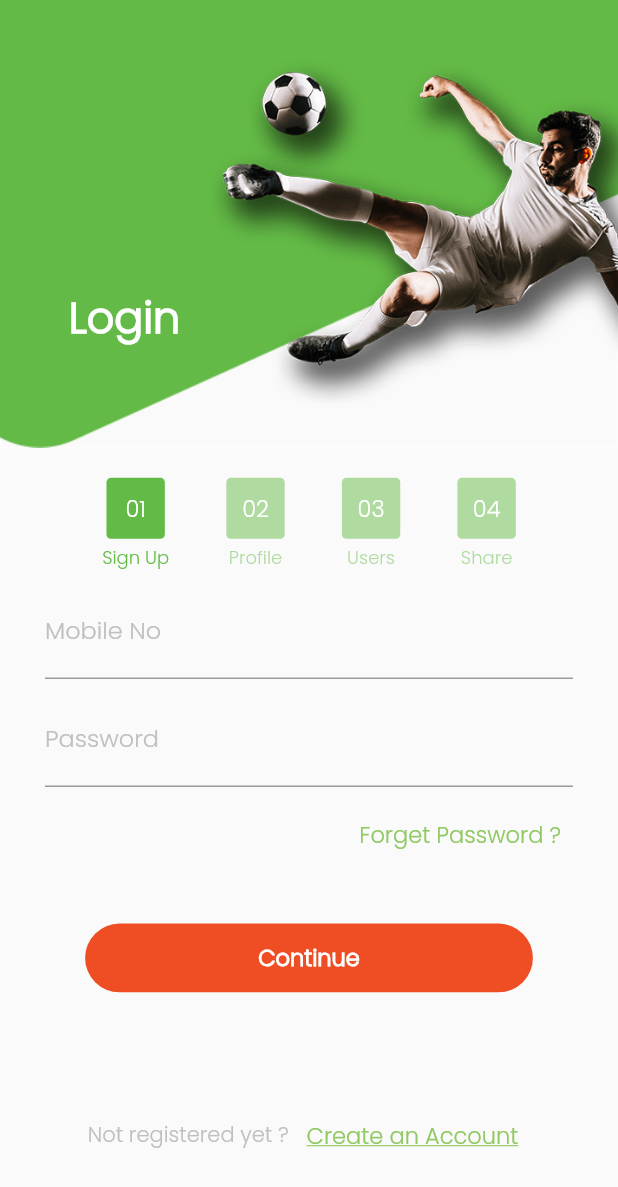
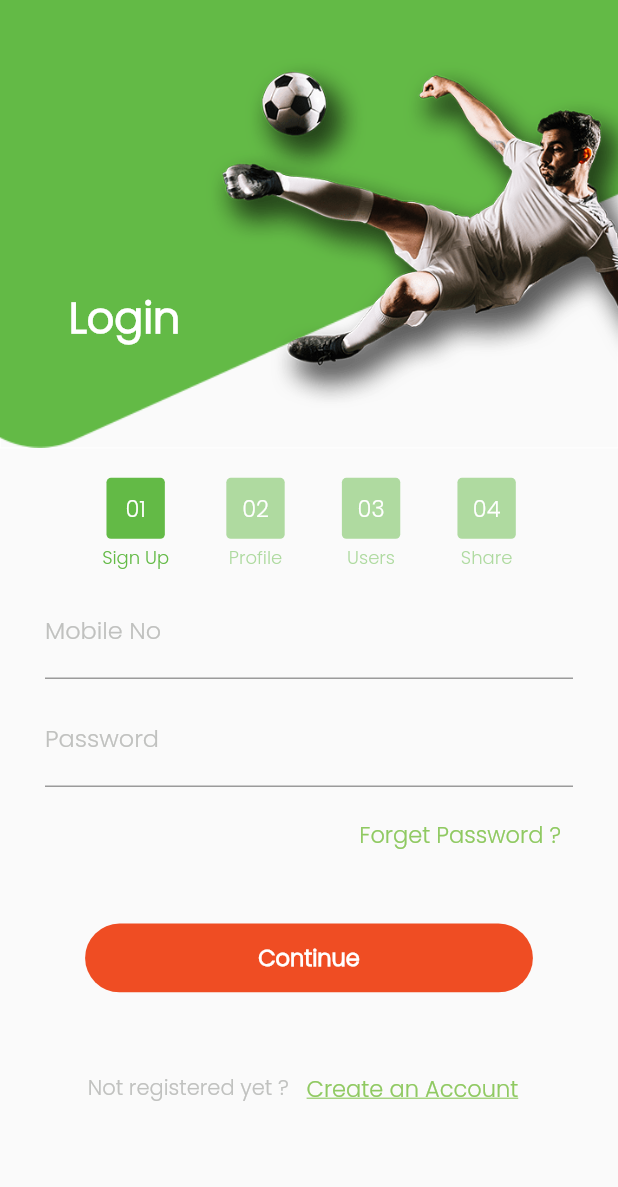
Before and after one commit to alphadead/project1, a Flutter app: the screen it shows after launch, on a phone screen of 412 x 824 dp. Shown: the top 1187 px of the screen. Run offline on Flutter 3.47's test engine with Material 2 defaults, Android fonts, the phone set to English and light mode, and no system bars; our stand-ins replace device_preview, flutter_screenutil, flutter_svg, get_it, shared_preferences; accounts and stored records are empty.

```diff
--- a/lib/ui/loginPages/signUp.dart
+++ b/lib/ui/loginPages/signUp.dart
@@ -262,7 +262,7 @@ class _SignUpPageState extends State<SignUpPage> {
                             }),
                       ),
                       SizedBox(
-                        height: 60.h,
+                        height: 40,
                       ),
                       Row(
                         mainAxisAlignment: MainAxisAlignment.center,
```
Also changed, not shown: lib/ui/loginPages/register.dart (+9 -1 lines).
